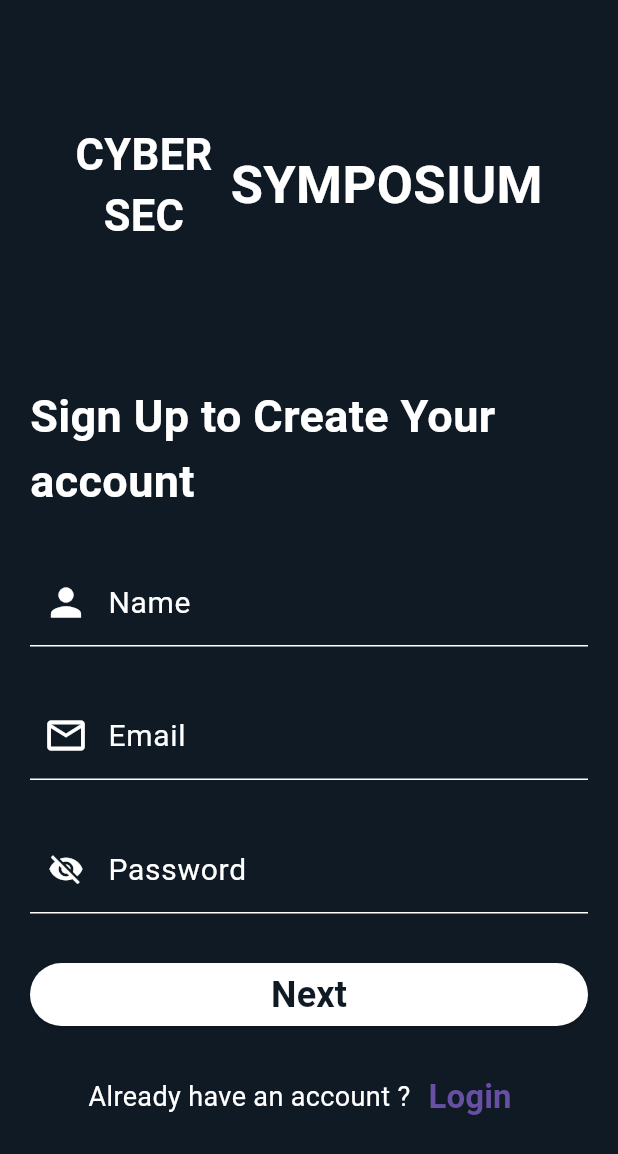
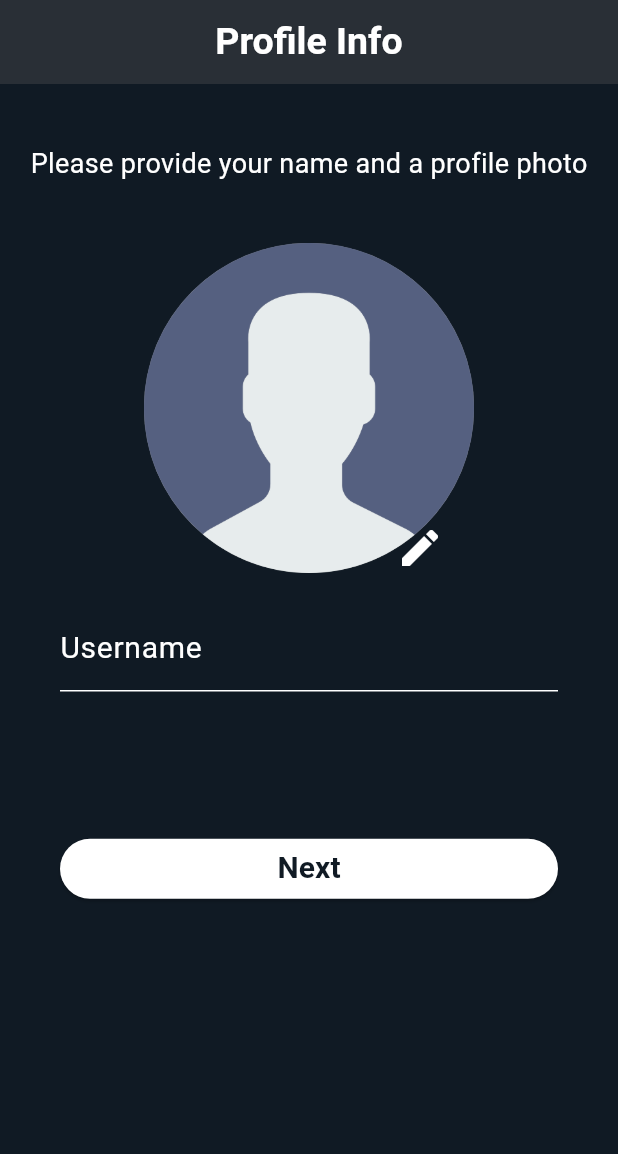
Before and after one commit to harsh082ip/go-flutter-Chat_App, a Flutter app: the screen it shows after launch, after a tap on "Sign Up", after a tap on "Next", on a phone screen of 412 x 824 dp. Shown: the top 1154 px of the screen. Run offline on Flutter 3.47's test engine with Material 3 defaults, Android fonts, the phone set to English and light mode, and no system bars; our stand-ins replace get, image_picker.

Commit message:
profile pic screen added

```diff
--- /dev/null
+++ b/lpu_chathub/lib/controller/profile_pic_controller.dart
@@ -0,0 +1,14 @@
+import 'dart:async';
+
+import 'package:image_picker/image_picker.dart';
+
+class Profile_Pic {
+  static FutureOr<XFile?> pickFile() async {
+    final returnedImage =
+        await ImagePicker().pickImage(source: ImageSource.gallery);
+    if (returnedImage != null) {
+      return returnedImage;
+    }
+    return null;
+  }
+}
--- a/lpu_chathub/lib/main.dart
+++ b/lpu_chathub/lib/main.dart
@@ -1,6 +1,6 @@
 import 'package:flutter/material.dart';
+import 'package:get/get.dart';
 import 'package:lpu_chathub/views/authentication/login.dart';
-import 'package:lpu_chathub/views/authentication/signup.dart';
 
 void main(){
   runApp(const MyApp());
@@ -11,13 +11,9 @@ class MyApp extends StatelessWidget {
 
   @override
   Widget build(BuildContext context) {
-    return  MaterialApp(
+    return  const GetMaterialApp(
       debugShowCheckedModeBanner: false,
       home:LoginPage(),
-      routes: {
-        '/':(context) => const LoginPage(),
-        '/signup':(context) => const SignUpPage(),
-      },
     );
   }
 }
--- /dev/null
+++ b/lpu_chathub/lib/views/authentication/add_profile_screen.dart
@@ -0,0 +1,136 @@
+import 'package:flutter/material.dart';
+import 'dart:developer';
+import 'dart:io';
+
+import 'package:lpu_chathub/controller/profile_pic_controller.dart';
+
+class AddProfileScreen extends StatefulWidget {
+  const AddProfileScreen({Key? key});
+
+  @override
+  State<AddProfileScreen> createState() => _AddProfileScreenState();
+}
+
+class _AddProfileScreenState extends State<AddProfileScreen> {
+  File? imgpath;
+  bool isImageloading = false;
+  final TextEditingController usernameController = TextEditingController();
+
+  @override
+  Widget build(BuildContext context) {
+    return Scaffold(
+      backgroundColor: const Color.fromARGB(255, 16, 26, 36),
+      appBar: AppBar(
+        backgroundColor: const Color.fromARGB(255, 41, 47, 54),
+        elevation: 0,
+        centerTitle: true,
+        title: const Text(
+          'Profile Info',
+          style: TextStyle(color: Colors.white, fontSize: 25.0, fontWeight: FontWeight.bold),
+        ),
+      ),
+      body: SingleChildScrollView(
+        child: Container(
+          padding: const EdgeInsets.all(20.0),
+          child: Column(
+            crossAxisAlignment: CrossAxisAlignment.center,
+            children: [
+              const SizedBox(height: 20.0),
+              const Text(
+                'Please provide your name and a profile photo',
+                style: TextStyle(color: Colors.white, fontSize: 18.0),
+              ),
+              const SizedBox(height: 40.0),
+              Stack(
+                children: [
+                  Container(
+                    decoration: const BoxDecoration(
+                      color: Colors.grey,
+                      shape: BoxShape.circle,
+                    ),
+                    height: 220.0,
+                    width: 220.0,
+                    child: imgpath == null
+                        ? Image.asset('assets/images/user.png')
+                        : ClipOval(
+                            child: Image.file(
+                              imgpath!,
+                              fit: BoxFit.cover,
+                            ),
+                          ),
+                  ),
+                  Positioned(
+                    bottom: -7,
+                    right: 12,
+                    child: Container(
+                      child: IconButton(
+                        onPressed: () async {
+                          setState(() {
+                            isImageloading = true;
+                          });
+                          final newImgPath = await Profile_Pic.pickFile();
+                          if (newImgPath != null) {
+                            setState(() {
+                              imgpath = File(newImgPath.path);
+                              isImageloading = false;
+                            });
+                          } else {
+                            setState(() {
+                              isImageloading = false;
+                            });
+                          }
+                        },
+                        icon: const Icon(
+                          Icons.edit,
+                          color: Colors.white,
+                          size: 32.0,
+                        ),
+                      ),
+                    ),
+                  ),
+                ],
+              ),
+              const SizedBox(height: 20.0),
+              Container(
+                margin: const EdgeInsets.symmetric(horizontal: 20.0),
+                child: TextFormField(
+                  controller: usernameController,
+                  style: const TextStyle(color: Colors.white),
+                  decoration: const InputDecoration(
+                    labelText: 'Username',
+                    labelStyle:  TextStyle(color: Colors.white, fontSize: 20.0),
+                    focusedBorder:  UnderlineInputBorder(
+                      borderSide: BorderSide(color: Colors.white),
+                    ),
+                    enabledBorder:  UnderlineInputBorder(
+                      borderSide: BorderSide(color: Colors.white),
+                    ),
+                  ),
+                ),
+              ),
+              SizedBox(height: MediaQuery.of(context).size.height*0.09,),
+              Container(
+                padding: const EdgeInsets.all(20.0),
+                width: MediaQuery.of(context).size.width,
+                child: ElevatedButton(
+                  style: ElevatedButton.styleFrom(
+                    backgroundColor: Colors.white,
+                    shape: const StadiumBorder(),
+                  ),
+                  onPressed: () {
+                    log(imgpath!.path+usernameController.text);
+                  },
+                  child: const Text(
+                    'Next',
+                    style: TextStyle(fontSize: 20.0, color: Color.fromARGB(255, 16, 26, 36),fontWeight: FontWeight.bold ),
+                  ),
+                ),
+              ),
+              const SizedBox(height: 20.0),
+            ],
+          ),
+        ),
+      ),
+    );
+  }
+}
--- a/lpu_chathub/lib/views/authentication/login.dart
+++ b/lpu_chathub/lib/views/authentication/login.dart
@@ -1,4 +1,5 @@
 import 'package:flutter/material.dart';
+import 'package:get/get.dart';
 import 'package:lpu_chathub/views/authentication/signup.dart';
 
 class LoginPage extends StatefulWidget {
@@ -180,7 +181,7 @@ class _LoginPageState extends State<LoginPage> {
                       ),
                       TextButton(
                           onPressed: () {
-                             Navigator.pushReplacementNamed(context, '/signup');
+                             Get.off(const SignUpPage());
                           },
                           child: const Text(
                             'Sign Up',
--- a/lpu_chathub/lib/views/authentication/signup.dart
+++ b/lpu_chathub/lib/views/authentication/signup.dart
@@ -1,4 +1,6 @@
 import 'package:flutter/material.dart';
+import 'package:get/get.dart';
+import 'package:lpu_chathub/views/authentication/add_profile_screen.dart';
 import 'package:lpu_chathub/views/authentication/login.dart';
 
 class SignUpPage extends StatefulWidget {
@@ -161,7 +163,9 @@ class _SignUpPageState extends State<SignUpPage> {
                 crossAxisAlignment: CrossAxisAlignment.stretch,
                 children: [
                   ElevatedButton(
-                    onPressed: () {},
+                    onPressed: () {
+                    Get.off(const AddProfileScreen());
+                    },
                     style: ElevatedButton.styleFrom(
                       shape: const StadiumBorder(),
                       backgroundColor: Colors.white,
@@ -189,7 +193,7 @@ class _SignUpPageState extends State<SignUpPage> {
                       ),
                       TextButton(
                         onPressed: () {
-                          Navigator.pushReplacementNamed(context, '/');
+                          Get.off(const LoginPage());
                         },
                         child: const Text(
                           'Login',
```
Also changed, not shown: lpu_chathub/pubspec.yaml (+6 -3 lines), lpu_chathub/assets/images/user.png (added), lpu_chathub/pubspec.lock.
